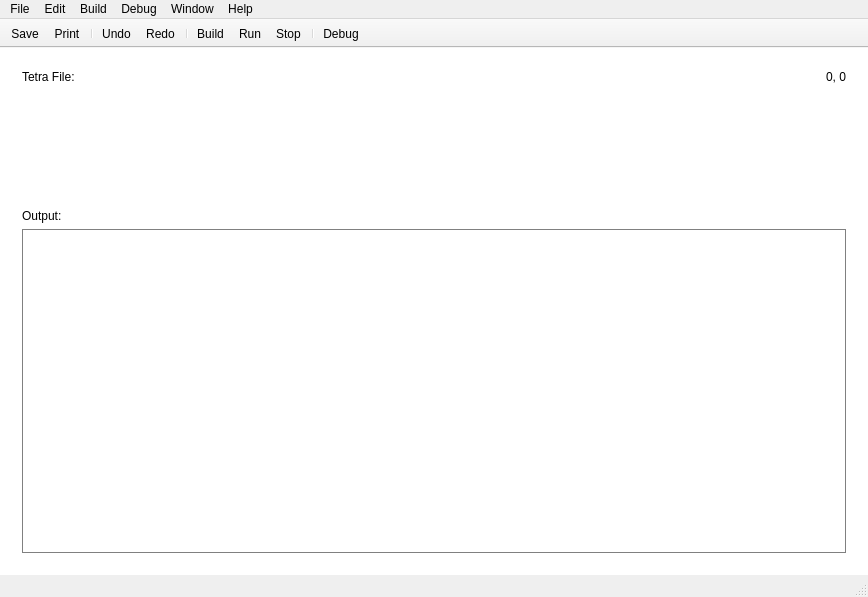
IanFinlayson/tetra, file gui/mainwindow.ui: the form before one commit.
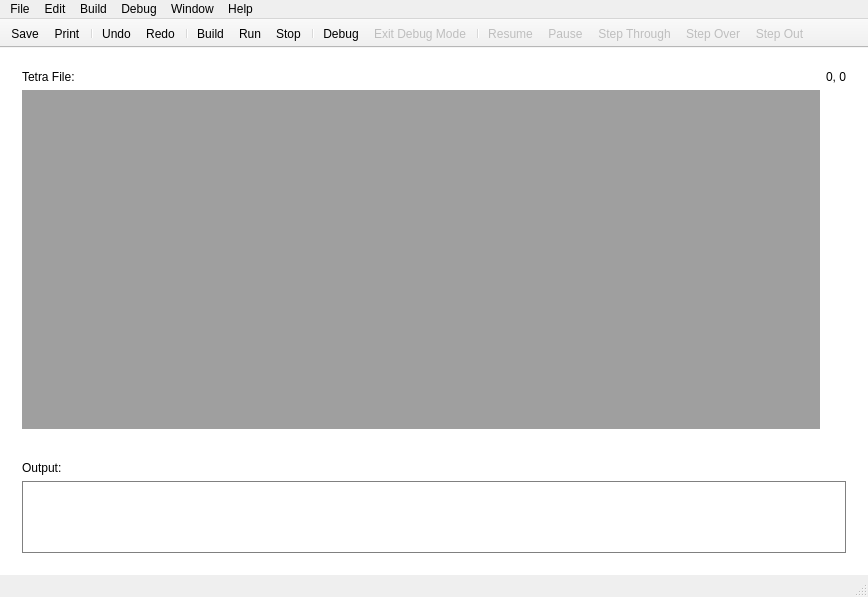
The form after the commit. Icons and pictures are not drawn. Custom widgets are drawn as their Qt base class.

Commit message: added debug mode/toolbar, replaced quit dialog class, started implementing MDI

The edit to the form file:
```diff
--- a/gui/mainwindow.ui
+++ b/gui/mainwindow.ui
@@ -33,7 +33,7 @@
       </property>
       <widget class="QWidget" name="layoutWidget">
        <layout class="QGridLayout" name="gridLayout">
-        <item row="1" column="0">
+        <item row="2" column="0">
          <widget class="Editor" name="input" native="true">
           <property name="sizePolicy">
            <sizepolicy hsizetype="Expanding" vsizetype="Expanding">
@@ -80,6 +80,9 @@
           </property>
          </widget>
         </item>
+        <item row="1" column="0">
+         <widget class="QMdiArea" name="threadMdi"/>
+        </item>
        </layout>
       </widget>
       <widget class="QWidget" name="layoutWidget">
@@ -216,6 +219,9 @@
   </widget>
   <widget class="QStatusBar" name="statusBar"/>
   <widget class="QToolBar" name="toolBar">
+   <property name="enabled">
+    <bool>true</bool>
+   </property>
    <property name="windowTitle">
     <string>toolBar</string>
    </property>
@@ -235,7 +241,7 @@
     </size>
    </property>
    <property name="toolButtonStyle">
-    <enum>Qt::ToolButtonTextBesideIcon</enum>
+    <enum>Qt::ToolButtonFollowStyle</enum>
    </property>
    <property name="floatable">
     <bool>false</bool>
@@ -257,6 +263,13 @@
    <addaction name="actionStop"/>
    <addaction name="separator"/>
    <addaction name="actionDebug"/>
+   <addaction name="actionExit_Debug_Mode"/>
+   <addaction name="separator"/>
+   <addaction name="actionResume"/>
+   <addaction name="actionPause"/>
+   <addaction name="actionStep_Through"/>
+   <addaction name="actionStep_Over"/>
+   <addaction name="actionStep_Out"/>
   </widget>
   <action name="actionSave">
    <property name="icon">
@@ -454,6 +467,78 @@
     <string>Clear Output</string>
    </property>
   </action>
+  <action name="actionResume">
+   <property name="enabled">
+    <bool>false</bool>
+   </property>
+   <property name="icon">
+    <iconset resource="AppResources.qrc">
+     <normaloff>:/icons/Tetra Resources/icons/appbar.control.resume.png</normaloff>:/icons/Tetra Resources/icons/appbar.control.resume.png</iconset>
+   </property>
+   <property name="text">
+    <string>Resume</string>
+   </property>
+  </action>
+  <action name="actionPause">
+   <property name="enabled">
+    <bool>false</bool>
+   </property>
+   <property name="icon">
+    <iconset resource="AppResources.qrc">
+     <normaloff>:/icons/Tetra Resources/icons/appbar.control.pause.png</normaloff>:/icons/Tetra Resources/icons/appbar.control.pause.png</iconset>
+   </property>
+   <property name="text">
+    <string>Pause</string>
+   </property>
+  </action>
+  <action name="actionStep_Through">
+   <property name="enabled">
+    <bool>false</bool>
+   </property>
+   <property name="icon">
+    <iconset resource="AppResources.qrc">
+     <normaloff>:/icons/Tetra Resources/icons/appbar.debug.step.into.png</normaloff>:/icons/Tetra Resources/icons/appbar.debug.step.into.png</iconset>
+   </property>
+   <property name="text">
+    <string>Step Through</string>
+   </property>
+  </action>
+  <action name="actionStep_Out">
+   <property name="enabled">
+    <bool>false</bool>
+   </property>
+   <property name="icon">
+    <iconset resource="AppResources.qrc">
+     <normaloff>:/icons/Tetra Resources/icons/appbar.debug.step.out.png</normaloff>:/icons/Tetra Resources/icons/appbar.debug.step.out.png</iconset>
+   </property>
+   <property name="text">
+    <string>Step Out</string>
+   </property>
+  </action>
+  <action name="actionStep_Over">
+   <property name="enabled">
+    <bool>false</bool>
+   </property>
+   <property name="icon">
+    <iconset resource="AppResources.qrc">
+     <normaloff>:/icons/Tetra Resources/icons/appbar.debug.step.over.png</normaloff>:/icons/Tetra Resources/icons/appbar.debug.step.over.png</iconset>
+   </property>
+   <property name="text">
+    <string>Step Over</string>
+   </property>
+  </action>
+  <action name="actionExit_Debug_Mode">
+   <property name="enabled">
+    <bool>false</bool>
+   </property>
+   <property name="icon">
+    <iconset resource="AppResources.qrc">
+     <normaloff>:/icons/Tetra Resources/icons/appbar.bug.remove.png</normaloff>:/icons/Tetra Resources/icons/appbar.bug.remove.png</iconset>
+   </property>
+   <property name="text">
+    <string>Exit Debug Mode</string>
+   </property>
+  </action>
  </widget>
  <layoutdefault spacing="6" margin="11"/>
  <customwidgets>
```
Left out of the diff: 8 changed lines with no effect on the pictures. The commit also changes 19 other files.
